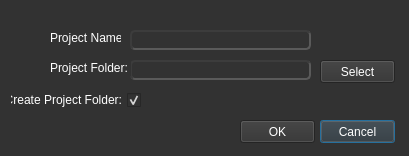
The window that CodeSolution/Code/AEngine_Editor/Form Files/Project/NewProjectDialogQt.ui (aliascc/Arenal-Engine) describes before a commit, drawn with Qt 5.
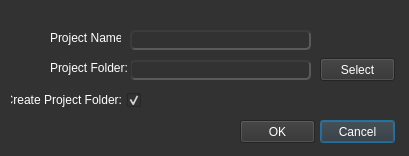
The same window after the commit. Icons and pictures are not drawn.

The edit to the form file:
```diff
--- a/CodeSolution/Code/AEngine_Editor/Form Files/Project/NewProjectDialogQt.ui
+++ b/CodeSolution/Code/AEngine_Editor/Form Files/Project/NewProjectDialogQt.ui
@@ -175,7 +175,7 @@
    <property name="geometry">
     <rect>
      <x>320</x>
-     <y>60</y>
+     <y>58</y>
      <width>75</width>
      <height>23</height>
     </rect>
```
